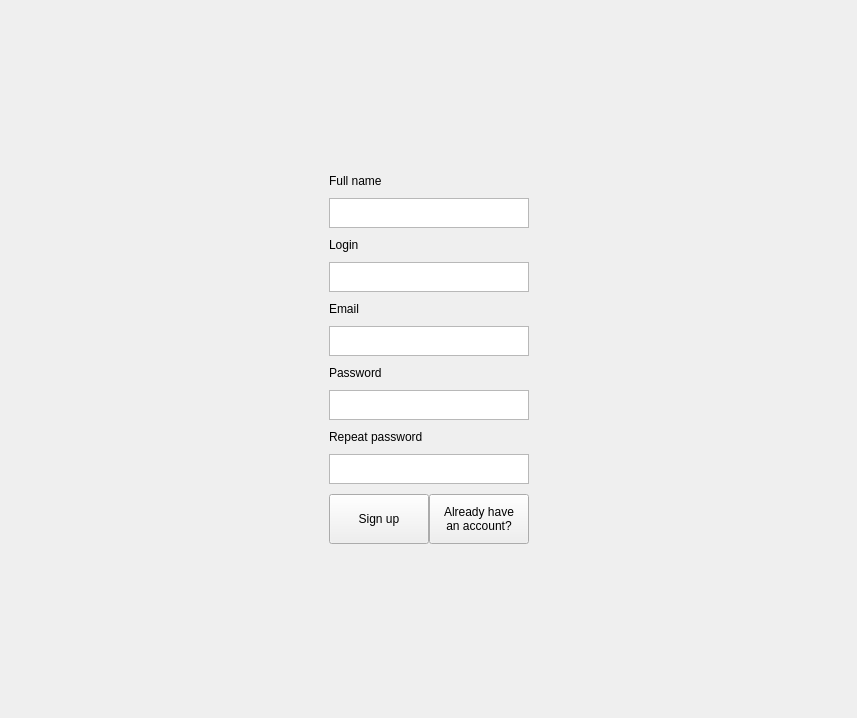
Qt form task-tracker-frontend/RegistrationWidget.ui (Unkorunk/task-tracker) before a commit.
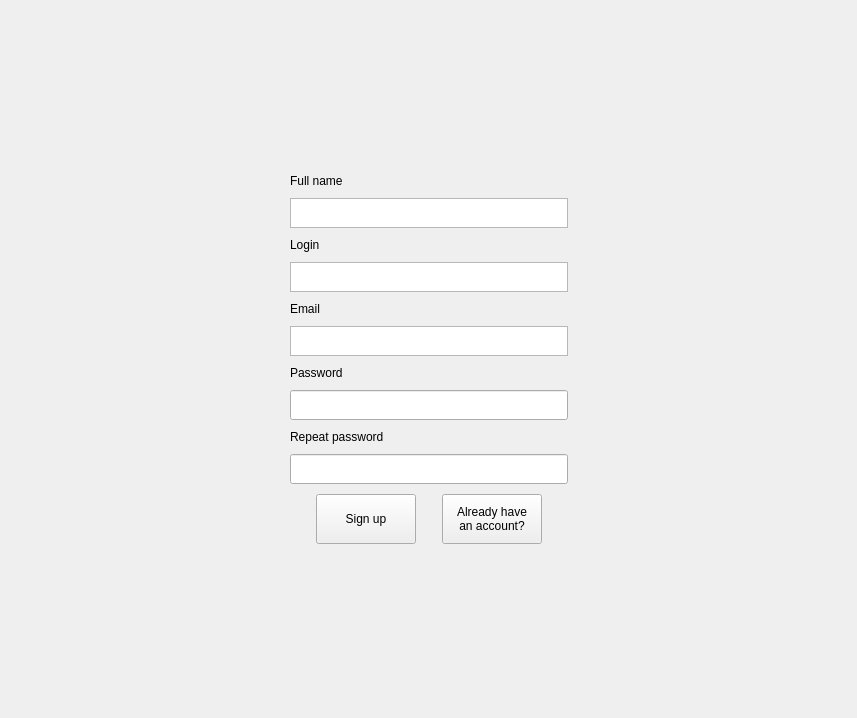
The same form after that commit.

Commit message: fix dign up window

What changed in the file:
```diff
--- a/task-tracker-frontend/RegistrationWidget.ui
+++ b/task-tracker-frontend/RegistrationWidget.ui
@@ -108,13 +108,13 @@
         </property>
         <property name="minimumSize">
          <size>
-          <width>25</width>
+          <width>278</width>
           <height>0</height>
          </size>
         </property>
         <property name="maximumSize">
          <size>
-          <width>16777215</width>
+          <width>278</width>
           <height>30</height>
          </size>
         </property>
@@ -240,17 +240,17 @@
        </widget>
       </item>
       <item>
-       <widget class="QTextEdit" name="passwordField">
+       <widget class="QLineEdit" name="passwordField">
         <property name="sizePolicy">
-         <sizepolicy hsizetype="Preferred" vsizetype="Preferred">
+         <sizepolicy hsizetype="Expanding" vsizetype="Expanding">
           <horstretch>0</horstretch>
           <verstretch>0</verstretch>
          </sizepolicy>
         </property>
         <property name="minimumSize">
          <size>
-          <width>25</width>
-          <height>0</height>
+          <width>0</width>
+          <height>30</height>
          </size>
         </property>
         <property name="maximumSize">
@@ -259,6 +259,9 @@
           <height>30</height>
          </size>
         </property>
+        <property name="echoMode">
+         <enum>QLineEdit::Password</enum>
+        </property>
        </widget>
       </item>
       <item>
@@ -287,17 +290,17 @@
        </widget>
       </item>
       <item>
-       <widget class="QTextEdit" name="repPasswordField">
+       <widget class="QLineEdit" name="repPasswordField">
         <property name="sizePolicy">
-         <sizepolicy hsizetype="Preferred" vsizetype="Preferred">
+         <sizepolicy hsizetype="Expanding" vsizetype="Expanding">
           <horstretch>0</horstretch>
           <verstretch>0</verstretch>
          </sizepolicy>
         </property>
         <property name="minimumSize">
          <size>
-          <width>25</width>
-          <height>0</height>
+          <width>0</width>
+          <height>30</height>
          </size>
         </property>
         <property name="maximumSize">
@@ -306,8 +309,8 @@
           <height>30</height>
          </size>
         </property>
-        <property name="inputMethodHints">
-         <set>Qt::ImhMultiLine</set>
+        <property name="echoMode">
+         <enum>QLineEdit::Password</enum>
         </property>
        </widget>
       </item>
```
The commit also changes 3 other files.
